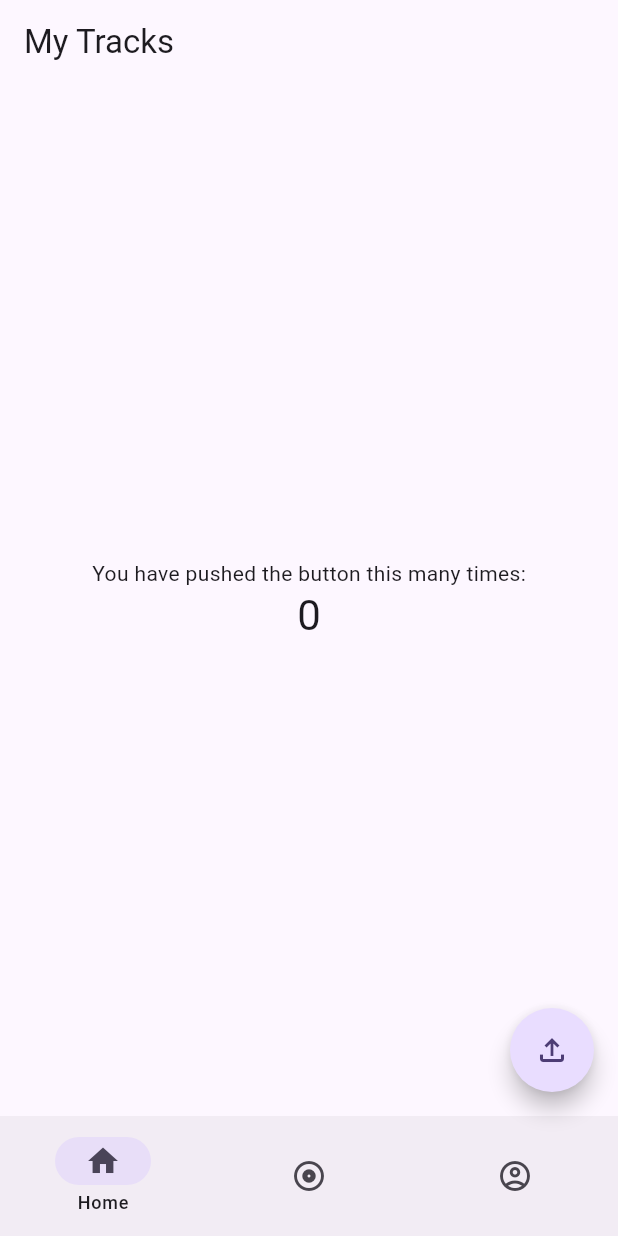
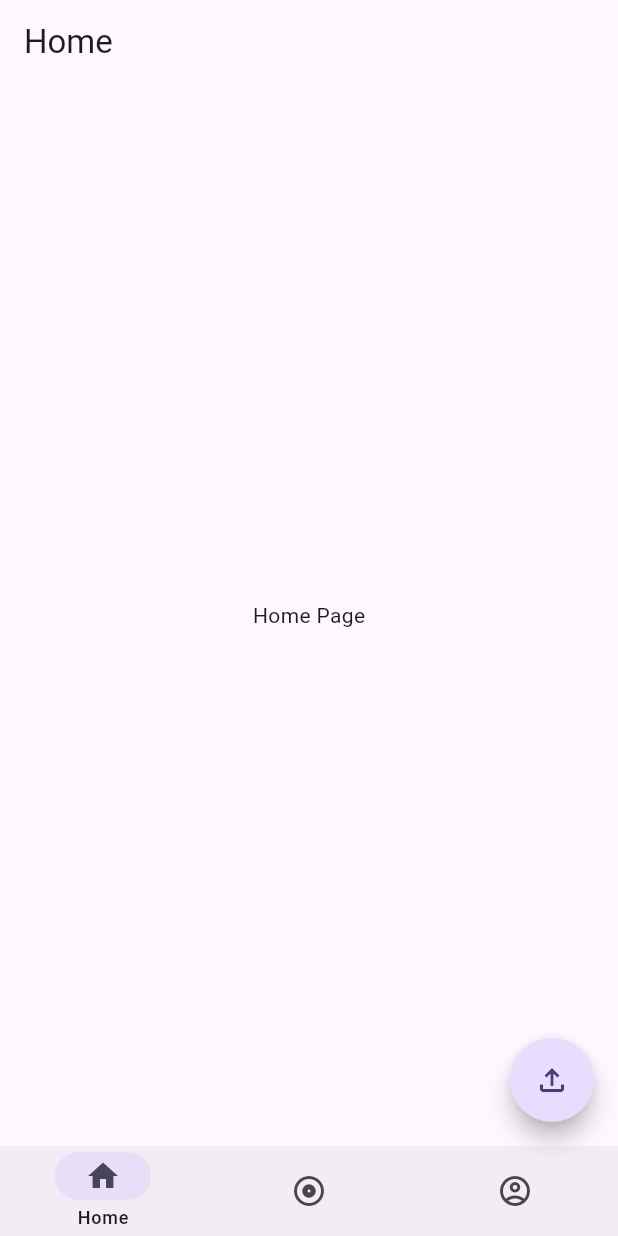
Before and after one commit to and-rose/audinote-mobile, a Flutter app: the screen it shows after launch, on a phone screen of 412 x 824 dp. Run offline on Flutter 3.47's test engine with Material 2 defaults, Android fonts, the phone set to English and light mode, and no system bars; our stand-ins replace font_awesome_flutter.

Commit message:
Added simple page navigation

```diff
--- a/lib/main.dart
+++ b/lib/main.dart
@@ -1,5 +1,9 @@
+import 'package:audinote_mobile/screens/profile.dart';
+import 'package:audinote_mobile/screens/tracks.dart';
 import 'package:flutter/material.dart';
 import 'package:font_awesome_flutter/font_awesome_flutter.dart';
+
+import 'screens/home.dart';
 
 void main() {
   runApp(const MyApp());
@@ -31,42 +35,36 @@ class MyHomePage extends StatefulWidget {
 }
 
 class _MyHomePageState extends State<MyHomePage> {
-  int _counter = 0;
   int currentPageIndex = 0;
 
-  void _incrementCounter() {
-    setState(() {
-      _counter++;
-    });
-  }
-
-  void _onItemTapped(int index) {
-    setState(() {
-      currentPageIndex = index;
-    });
-  }
+  final List<Map<String, dynamic>> screens = [
+    {
+      'title': 'Home',
+      'widget': const HomeScreen(),
+      'actions': <Widget>[],
+    },
+    {
+      'title': 'Tracks',
+      'widget': const TracksScreen(),
+      'actions': <Widget>[],
+    },
+    {
+      'title': 'Profile',
+      'widget': const ProfileScreen(),
+      'actions': <Widget>[],
+    }
+  ];
 
   @override
   Widget build(BuildContext context) {
     return Scaffold(
       appBar: AppBar(
-        title: Text(widget.title),
+        title: Text(screens[currentPageIndex]['title']),
+        actions: screens[currentPageIndex]['actions'],
       ),
-      body: Center(
-        child: Column(
-          mainAxisAlignment: MainAxisAlignment.center,
-          children: <Widget>[
-            const Text(
-              'You have pushed the button this many times:',
-            ),
-            Text(
-              '$_counter',
-              style: Theme.of(context).textTheme.headline4,
-            ),
-          ],
-        ),
-      ),
+      body: screens[currentPageIndex]['widget'],
       bottomNavigationBar: NavigationBar(
+        height: 60,
         onDestinationSelected: (int index) {
           setState(() {
             currentPageIndex = index;
@@ -93,7 +91,7 @@ class _MyHomePageState extends State<MyHomePage> {
         ],
       ),
       floatingActionButton: FloatingActionButton(
-        onPressed: _incrementCounter,
+        onPressed: () => {debugPrint("FAB pressed")},
         tooltip: 'Increment',
         shape: const CircleBorder(),
         child: const Icon(
--- /dev/null
+++ b/lib/screens/home.dart
@@ -0,0 +1,10 @@
+import 'package:flutter/material.dart';
+
+class HomeScreen extends StatelessWidget {
+  const HomeScreen({super.key});
+
+  @override
+  Widget build(BuildContext context) {
+    return const Center(child: Text("Home Page"));
+  }
+}
```
Also changed, not shown: lib/screens/profile.dart (added, +10 -0 lines), lib/screens/tracks.dart (added, +10 -0 lines).
